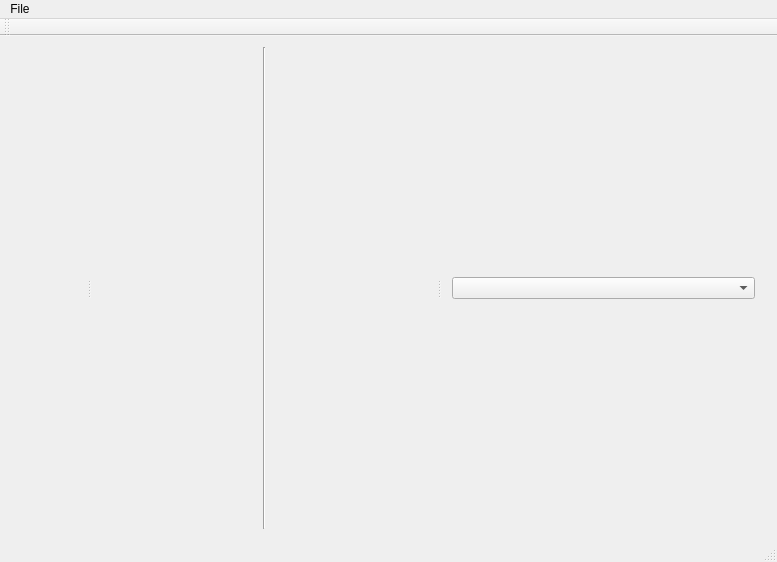
Antoniolm/Map_Creator-Qt5, file MapCreator/mainwindow.ui: the form before one commit.
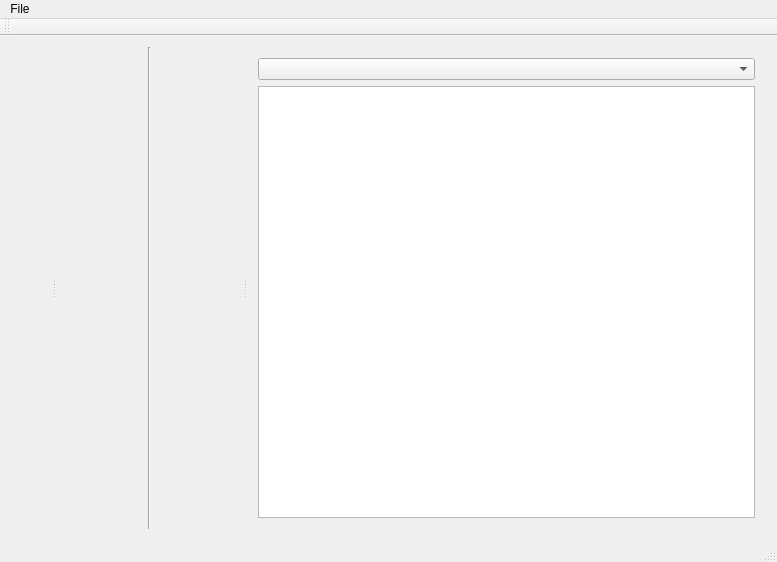
The form after the commit.

```diff
--- a/MapCreator/mainwindow.ui
+++ b/MapCreator/mainwindow.ui
@@ -37,6 +37,9 @@
         <item>
          <widget class="QComboBox" name="texture_list"/>
         </item>
+        <item>
+         <widget class="QListWidget" name="textureListWidget"/>
+        </item>
        </layout>
       </widget>
      </widget>
```
